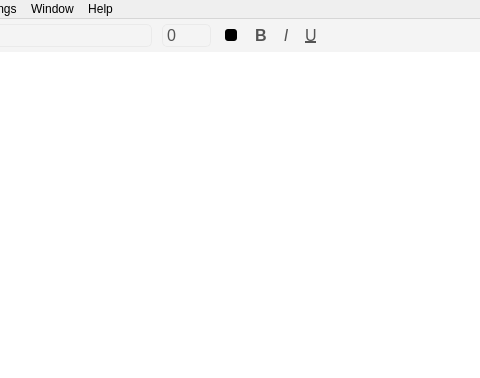
Old version of the form src/design/text_editor.ui in the repository teenxsky/RnR_Text_Editor; both pictures show x 147 to 627 and y 0 to 378 of the 770 by 378 pixel window.
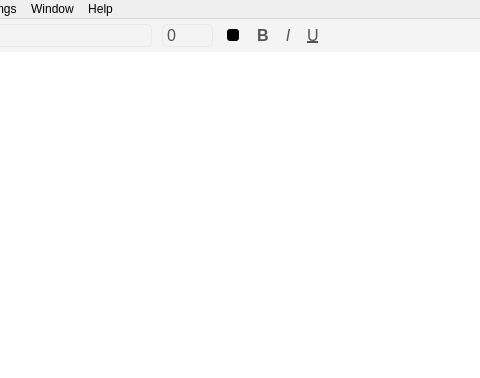
New version of the form. Icons and pictures are not drawn.

Commit message: Fixed font, font size control arrows (last time)

The edit to the form file:
```diff
--- a/src/design/text_editor.ui
+++ b/src/design/text_editor.ui
@@ -185,7 +185,7 @@
 
 QSpinBox::up-button, QSpinBox::down-button {
 	subcontrol-origin: border;
-	margin-right: 3px;
+	margin-right: 5px;
 	width: 9px;
 	height: 8px;
 	border-radius: 4px;
```
The commit also changes 1 other file.
